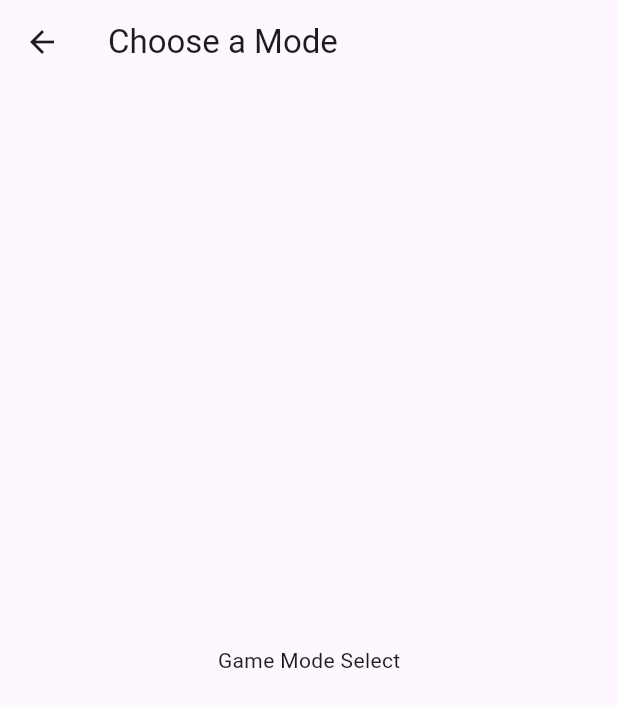
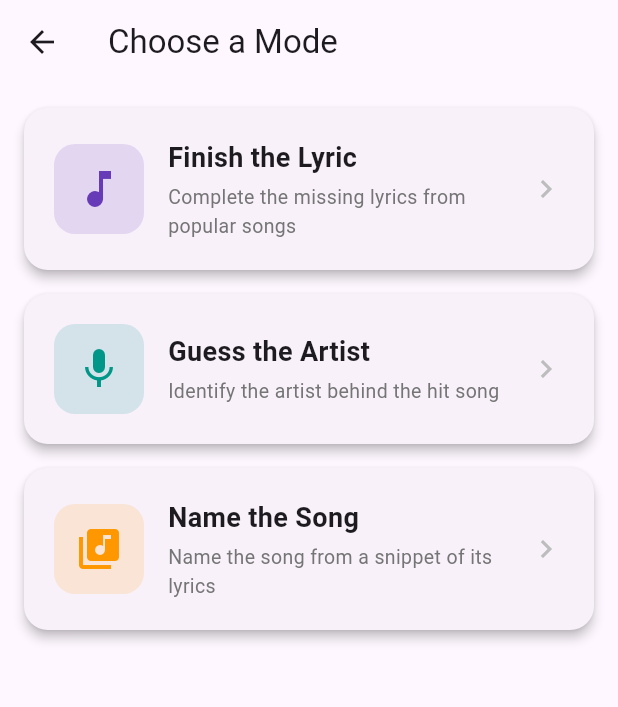
Before and after one commit to OfficialEseosa/Musy, a Flutter app: the GameModeScreen screen opened directly, on a phone screen of 412 x 824 dp. Shown: the top 707 px of the screen. Run offline on Flutter 3.47's test engine with Material 3 defaults, Android fonts, the phone set to English and light mode, and no system bars; our stand-ins replace shared_preferences, sqflite; accounts and stored records are empty.

Commit message:
feat: build game mode select screen with mode cards and best scores

```diff
--- a/lib/screens/game_mode_screen.dart
+++ b/lib/screens/game_mode_screen.dart
@@ -1,7 +1,56 @@
 import 'package:flutter/material.dart';
+import '../services/database_helper.dart';
+import 'quiz_screen.dart';
 
-class GameModeScreen extends StatelessWidget {
+class GameModeScreen extends StatefulWidget {
   const GameModeScreen({super.key});
+
+  @override
+  State<GameModeScreen> createState() => _GameModeScreenState();
+}
+
+class _GameModeScreenState extends State<GameModeScreen> {
+  final List<_ModeInfo> _modes = [
+    _ModeInfo(
+      name: 'Finish the Lyric',
+      description: 'Complete the missing lyrics from popular songs',
+      icon: Icons.music_note,
+      color: Colors.deepPurple,
+    ),
+    _ModeInfo(
+      name: 'Guess the Artist',
+      description: 'Identify the artist behind the hit song',
+      icon: Icons.mic,
+      color: Colors.teal,
+    ),
+    _ModeInfo(
+      name: 'Name the Song',
+      description: 'Name the song from a snippet of its lyrics',
+      icon: Icons.library_music,
+      color: Colors.orange,
+    ),
+  ];
+
+  final Map<String, int?> _bestScores = {};
+  bool _isLoading = true;
+
+  @override
+  void initState() {
+    super.initState();
+    _loadBestScores();
+  }
+
+  Future<void> _loadBestScores() async {
+    for (final mode in _modes) {
+      final best = await DatabaseHelper.instance.getBestScoreByMode(mode.name);
+      _bestScores[mode.name] = best;
+    }
+    if (mounted) {
+      setState(() {
+        _isLoading = false;
+      });
+    }
+  }
 
   @override
   Widget build(BuildContext context) {
@@ -9,9 +58,107 @@ class GameModeScreen extends StatelessWidget {
       appBar: AppBar(
         title: const Text('Choose a Mode'),
       ),
-      body: const Center(
-        child: Text('Game Mode Select'),
-      ),
+      body: _isLoading
+          ? const Center(child: CircularProgressIndicator())
+          : ListView.builder(
+              padding: const EdgeInsets.all(16),
+              itemCount: _modes.length,
+              itemBuilder: (context, index) {
+                final mode = _modes[index];
+                final bestScore = _bestScores[mode.name];
+
+                return Card(
+                  elevation: 3,
+                  margin: const EdgeInsets.only(bottom: 16),
+                  shape: RoundedRectangleBorder(
+                    borderRadius: BorderRadius.circular(16),
+                  ),
+                  child: InkWell(
+                    onTap: () async {
+                      await Navigator.push(
+                        context,
+                        MaterialPageRoute(
+                          builder: (_) => QuizScreen(gameMode: mode.name),
+                        ),
+                      );
+                      // Refresh best scores when returning
+                      _loadBestScores();
+                    },
+                    borderRadius: BorderRadius.circular(16),
+                    child: Padding(
+                      padding: const EdgeInsets.all(20),
+                      child: Row(
+                        children: [
+                          Container(
+                            padding: const EdgeInsets.all(14),
+                            decoration: BoxDecoration(
+                              color: mode.color.withOpacity(0.15),
+                              borderRadius: BorderRadius.circular(14),
+                            ),
+                            child: Icon(
+                              mode.icon,
+                              size: 32,
+                              color: mode.color,
+                            ),
+                          ),
+                          const SizedBox(width: 16),
+                          Expanded(
+                            child: Column(
+                              crossAxisAlignment: CrossAxisAlignment.start,
+                              children: [
+                                Text(
+                                  mode.name,
+                                  style: const TextStyle(
+                                    fontSize: 18,
+                                    fontWeight: FontWeight.bold,
+                                  ),
+                                ),
+                                const SizedBox(height: 4),
+                                Text(
+                                  mode.description,
+                                  style: TextStyle(
+                                    color: Colors.grey[600],
+                                    fontSize: 13,
+                                  ),
+                                ),
+                                if (bestScore != null) ...[
+                                  const SizedBox(height: 8),
+                                  Text(
+                                    'Best: $bestScore pts',
+                                    style: TextStyle(
+                                      color: mode.color,
+                                      fontWeight: FontWeight.w600,
+                                    ),
+                                  ),
+                                ],
+                              ],
+                            ),
+                          ),
+                          Icon(
+                            Icons.chevron_right,
+                            color: Colors.grey[400],
+                          ),
+                        ],
+                      ),
+                    ),
+                  ),
+                );
+              },
+            ),
     );
   }
 }
+
+class _ModeInfo {
+  final String name;
+  final String description;
+  final IconData icon;
+  final Color color;
+
+  _ModeInfo({
+    required this.name,
+    required this.description,
+    required this.icon,
+    required this.color,
+  });
+}
```
